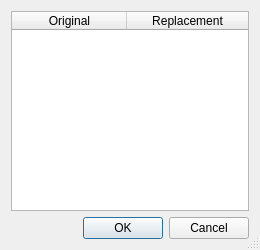
Before: the Qt Designer form starcheat/templates/ColorEdit.ui in wizzomafizzo/starcheat, drawn with Qt 5.
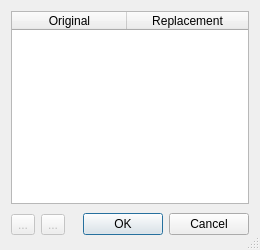
After: the same form once the commit is applied. Icons and pictures are not drawn.

What changed in the file:
```diff
--- a/starcheat/templates/ColorEdit.ui
+++ b/starcheat/templates/ColorEdit.ui
@@ -62,6 +62,55 @@
     </widget>
    </item>
    <item>
+    <layout class="QHBoxLayout" name="horizontalLayout">
+     <item>
+      <widget class="QToolButton" name="remove_button">
+       <property name="enabled">
+        <bool>false</bool>
+       </property>
+       <property name="statusTip">
+        <string>Remove Color</string>
+       </property>
+       <property name="text">
+        <string>...</string>
+       </property>
+       <property name="icon">
+        <iconset resource="../resources.qrc">
+         <normaloff>:/starcheat/images/icons/glyphicons_halflings_081_minus-sign.png</normaloff>:/starcheat/images/icons/glyphicons_halflings_081_minus-sign.png</iconset>
+       </property>
+      </widget>
+     </item>
+     <item>
+      <widget class="QToolButton" name="add_button">
+       <property name="enabled">
+        <bool>false</bool>
+       </property>
+       <property name="statusTip">
+        <string>Add Color</string>
+       </property>
+       <property name="text">
+        <string>...</string>
+       </property>
+       <property name="icon">
+        <iconset resource="../resources.qrc">
+         <normaloff>:/starcheat/images/icons/glyphicons_halflings_080_plus-sign.png</normaloff>:/starcheat/images/icons/glyphicons_halflings_080_plus-sign.png</iconset>
+       </property>
+      </widget>
+     </item>
+     <item>
+      <spacer name="horizontalSpacer">
+       <property name="orientation">
+        <enum>Qt::Horizontal</enum>
+       </property>
+       <property name="sizeHint" stdset="0">
+        <size>
+         <width>19</width>
+         <height>29</height>
+        </size>
+       </property>
+      </spacer>
+     </item>
+     <item>
     <widget class="QDialogButtonBox" name="buttonBox">
      <property name="orientation">
       <enum>Qt::Horizontal</enum>
@@ -72,6 +121,8 @@
     </widget>
    </item>
   </layout>
+   </item>
+  </layout>
  </widget>
  <resources/>
  <connections>
```
Left out of the diff: 9 changed lines with no effect on the pictures. Lines whose indentation alone changed are shown as unchanged.
